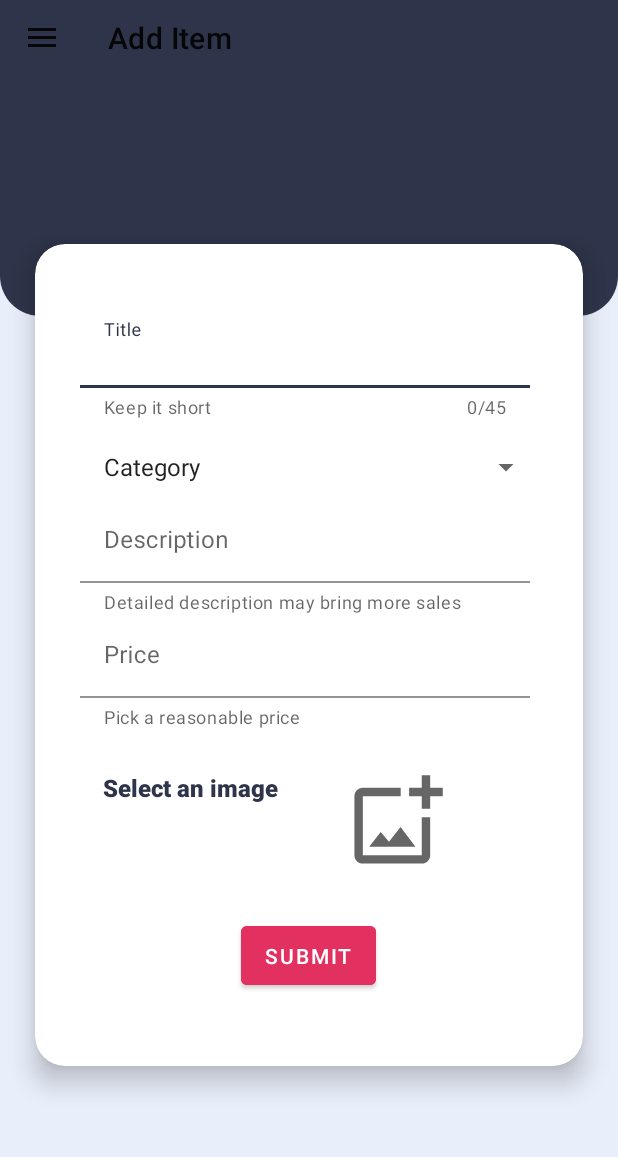
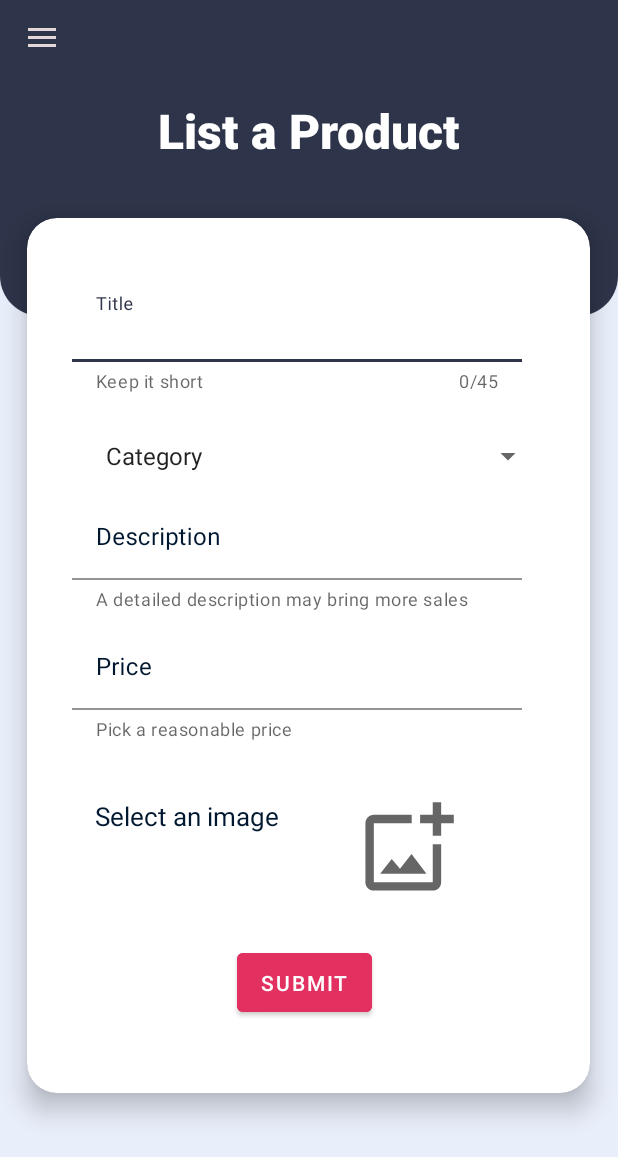
Before and after one commit to pLe98/SESATHA-Android, an Android app: the PostItem screen opened directly, with no data from a screen before it, on a phone screen of 412 x 824 dp. Shown: the top 1157 px of the screen. Run offline under Robolectric (Android 15) with nearby library versions, the phone set to English and light mode, and no system bars; our stand-ins replace Firebase (no records; nobody signed in at launch, a user with empty details on screens opened directly); libraries missing offline, so code that uses them is left out: com.iceteck.silicompressorr; pictures from the network do not load.

Commit message:
Customized toolbar and set headers for item activities

```diff
--- a/app/src/main/java/com/requests/sesatha_mad_android/MyItemsActivity.java
+++ b/app/src/main/java/com/requests/sesatha_mad_android/MyItemsActivity.java
@@ -46,6 +46,9 @@ public class MyItemsActivity extends AppCompatActivity {
         mdrawerLayout.addDrawerListener(mToggle);
         mToggle.syncState();
         getSupportActionBar().setDisplayHomeAsUpEnabled(true);
+        //Customize action bar
+        getSupportActionBar().setDisplayShowTitleEnabled(false);
+        mToggle.getDrawerArrowDrawable().setColor(getResources().getColor(R.color.grey));
 
         //Get firebase instance
         db = FirebaseDatabase.getInstance("https://sesathaandroid-default-rtdb.asia-southeast1.firebasedatabase.app/").getReference().child("items").limitToFirst(10);
--- a/app/src/main/java/com/requests/sesatha_mad_android/PostItem.java
+++ b/app/src/main/java/com/requests/sesatha_mad_android/PostItem.java
@@ -80,6 +80,9 @@ public class PostItem extends AppCompatActivity {
         mdrawerLayout.addDrawerListener(mToggle);
         mToggle.syncState();
         getSupportActionBar().setDisplayHomeAsUpEnabled(true);
+
+        getSupportActionBar().setDisplayShowTitleEnabled(false);
+        mToggle.getDrawerArrowDrawable().setColor(getResources().getColor(R.color.grey));
 
         //get firebase instance
         dbRef = FirebaseDatabase.getInstance("https://sesathaandroid-default-rtdb.asia-southeast1.firebasedatabase.app/").getReference();
--- a/app/src/main/res/layout/activity_post_item.xml
+++ b/app/src/main/res/layout/activity_post_item.xml
@@ -34,9 +34,22 @@
             android:layout_width="match_parent"
             android:layout_height="match_parent">
 
+            <TextView
+                android:id="@+id/textViewHeadingMyItems"
+                android:layout_width="match_parent"
+                android:layout_height="82dp"
 
+                android:layout_above="@+id/card_add_item"
+                android:layout_marginBottom="-17dp"
+                android:fontFamily="sans-serif-black"
+                android:paddingTop="15dp"
+                android:text="@string/createItemsStr"
+                android:textAlignment="center"
+                android:textColor="@color/cardview_light_background"
+                android:textSize="32sp" />
 
             <androidx.cardview.widget.CardView
+                android:id="@+id/card_add_item"
                 android:layout_width="wrap_content"
                 android:layout_height="wrap_content"
                 android:layout_centerHorizontal="true"
@@ -56,7 +69,7 @@
                     android:layout_height="match_parent"
                     android:layout_marginLeft="30dp"
                     android:layout_marginTop="40dp"
-                    android:layout_marginRight="30dp"
+                    android:layout_marginRight="35dp"
                     android:orientation="vertical">
 
 
@@ -69,8 +82,10 @@
                         app:counterMaxLength="45"
                         app:boxBackgroundColor="@color/white"
                         app:boxStrokeColor="@color/bgdark"
+                        android:textColorHint="@color/black"
                         app:helperText="Keep it short"
                         app:helperTextEnabled="true"
+                        android:layout_marginBottom="10dp"
                         app:hintTextAppearance="?attr/textAppearanceCaption"
                         app:hintTextColor="@color/bgdark">
 
@@ -92,8 +107,8 @@
                         android:prompt="@string/spin"
                         android:entries="@array/categories"
                         android:layout_marginTop="20dp"
-                        android:layout_marginBottom="10dp"
-                        android:layout_marginLeft="5dp"
+                        android:layout_marginBottom="15dp"
+                        android:layout_marginLeft="10dp"
                         android:textSize="18sp" />
 
                     <com.google.android.material.textfield.TextInputLayout
@@ -103,11 +118,13 @@
                         android:hint="Description"
                         app:boxBackgroundColor="@color/white"
                         app:hintTextColor="@color/bgdark"
+                        android:textColorHint="@color/black"
                         app:hintTextAppearance="?attr/textAppearanceCaption"
                         app:boxStrokeColor="@color/bgdark"
                         app:helperTextEnabled="true"
+                        android:layout_marginBottom="10dp"
                         android:inputType="textMultiLine"
-                        app:helperText="Detailed description may bring more sales">
+                        app:helperText="A detailed description may bring more sales">
 
                         <com.google.android.material.textfield.TextInputEditText
                             android:layout_width="match_parent"
@@ -126,7 +143,9 @@
                         app:hintTextColor="@color/bgdark"
                         app:hintTextAppearance="?attr/textAppearanceCaption"
                         app:boxStrokeColor="@color/bgdark"
+                        android:textColorHint="@color/black"
                         app:helperTextEnabled="true"
+                        android:layout_marginBottom="10dp"
                         app:helperText="Pick a reasonable price"
                         app:prefixText="Rs ">
 
@@ -150,17 +169,16 @@
                             android:id="@+id/textView6"
                             android:layout_width="wrap_content"
                             android:layout_height="wrap_content"
-                            android:fontFamily="sans-serif-black"
                             android:text="Select an image"
-                            android:textColor="@color/bgdark"
-                            android:textSize="16sp"
+                            android:textColor="@color/black"
+                            android:textSize="17sp"
                            />
 
                         <ImageView
                             android:id="@+id/imageView"
                             android:layout_width="87dp"
                             android:layout_height="67dp"
-                            android:layout_marginLeft="35dp"
+                            android:layout_marginLeft="42dp"
                             android:layout_toRightOf="@id/textView6"
                             app:srcCompat="@drawable/ic_outline_add_photo_alternate_24" />
 
--- a/app/src/main/res/values/colors.xml
+++ b/app/src/main/res/values/colors.xml
@@ -15,5 +15,6 @@
     <color name="bgpink">#e23161</color>
     <color name="bglight">#e8eefa</color>
     <color name="white_transparent">#1affffff</color>
+    <color name="grey">#E4D7D7</color>
 
 </resources>
--- a/app/src/main/res/values/strings.xml
+++ b/app/src/main/res/values/strings.xml
@@ -20,7 +20,7 @@
     <string name="description">Description</string>
     <string name="addcart">Add to Cart</string>
 
-    <!-- My Items activity -->
+    <!-- Activity headings -->
     <string name="myItemsStr">My Listings</string>
-
+    <string name="createItemsStr">List a Product</string>
 </resources>
```
